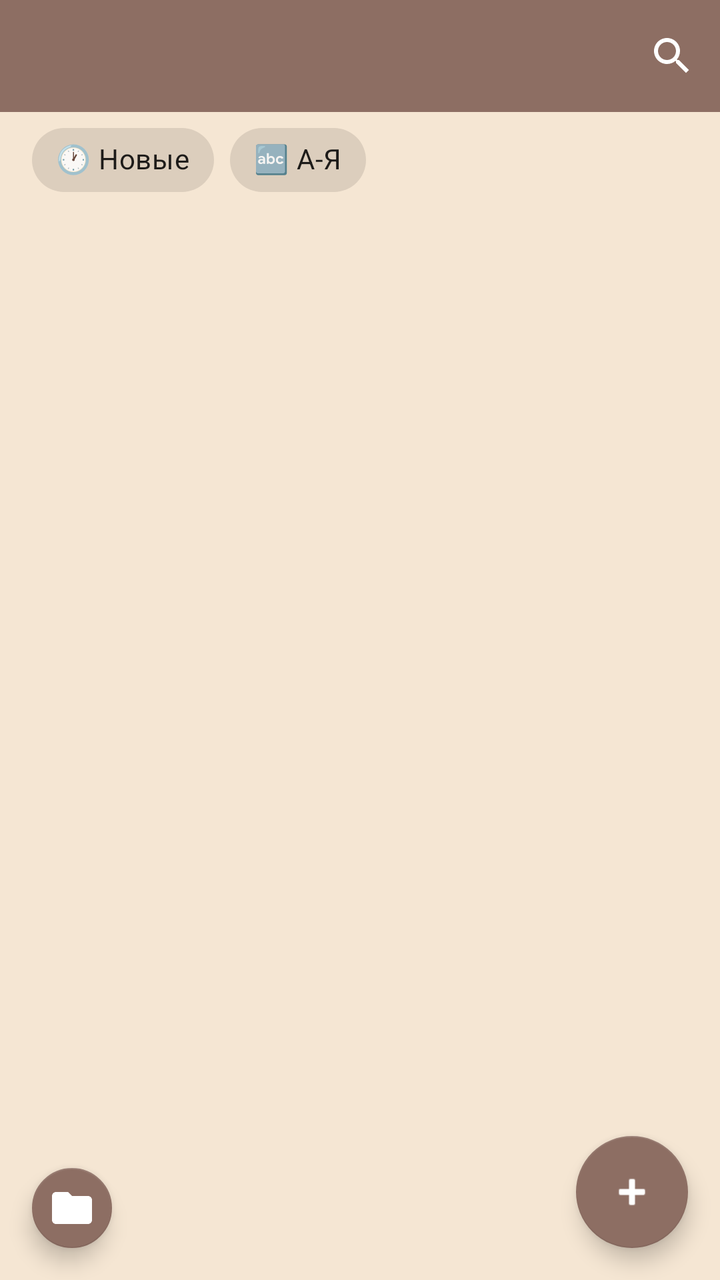
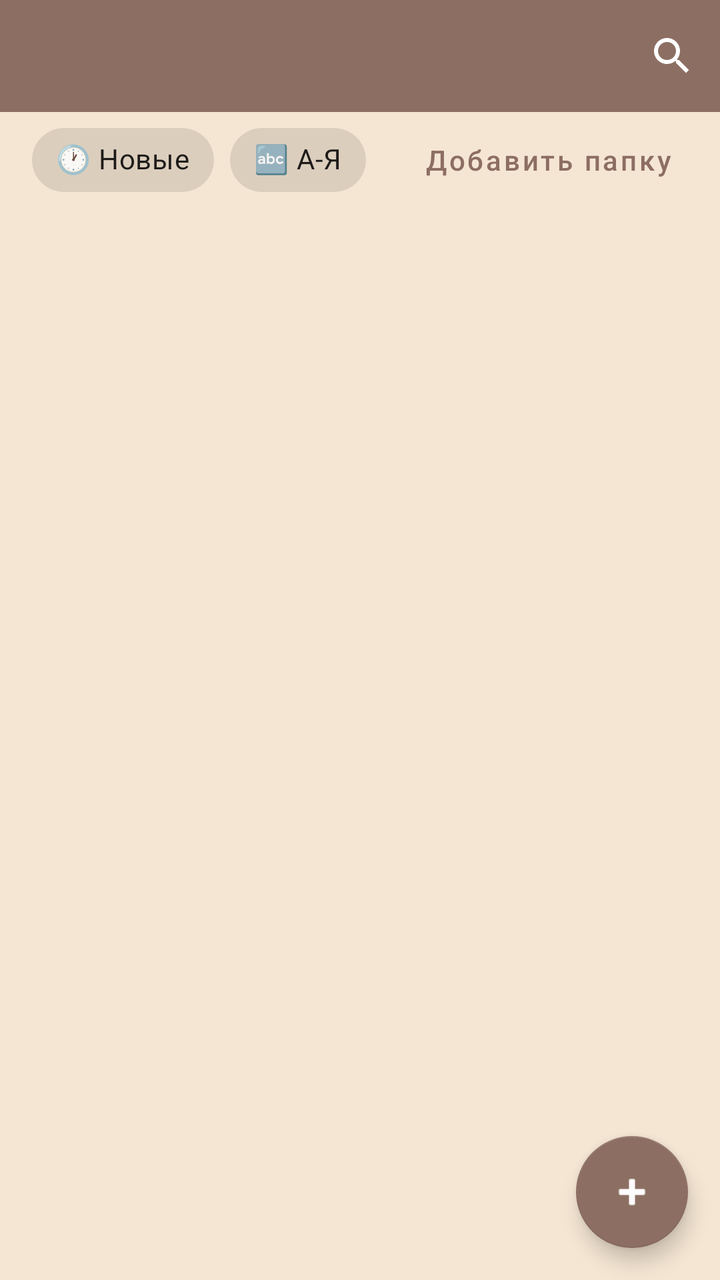

The first picture is an Android layout as it rendered before a commit; the second is the same layout after the commit. The layout source and the unified diff follow.
<!-- AndroidManifest.xml: application theme Theme.BAZA -->
<!-- res/layout/activity_recipe_list.xml -->
<?xml version="1.0" encoding="utf-8"?>
<androidx.coordinatorlayout.widget.CoordinatorLayout
    xmlns:android="http://schemas.android.com/apk/res/android"
    xmlns:app="http://schemas.android.com/apk/res-auto"
    android:layout_width="match_parent"
    android:layout_height="match_parent"
    android:background="?android:attr/colorBackground"
    android:fitsSystemWindows="true">

    <com.google.android.material.appbar.AppBarLayout
        android:id="@+id/appBarLayout"
        android:layout_width="match_parent"
        android:layout_height="wrap_content"
        android:background="?android:attr/colorBackground"
        app:elevation="0dp">

        <com.google.android.material.appbar.MaterialToolbar
            android:id="@+id/toolbar"
            android:layout_width="match_parent"
            android:layout_height="?attr/actionBarSize"
            android:background="?attr/colorPrimary"
            app:titleTextColor="?attr/colorOnPrimary"
            app:navigationIconTint="?attr/colorOnPrimary">

            <LinearLayout
                android:layout_width="wrap_content"
                android:layout_height="wrap_content"
                android:orientation="horizontal"
                android:layout_gravity="end"
                android:gravity="center_vertical">

                <ImageButton
                    android:id="@+id/btnSearch"
                    android:layout_width="48dp"
                    android:layout_height="48dp"
                    android:src="@drawable/ic_search"
                    android:background="?attr/selectableItemBackgroundBorderless"
                    android:contentDescription="Поиск"
                    app:tint="?attr/colorOnPrimary" />
            </LinearLayout>
        </com.google.android.material.appbar.MaterialToolbar>

        <LinearLayout
            android:id="@+id/searchLayout"
            android:layout_width="match_parent"
            android:layout_height="wrap_content"
            android:orientation="horizontal"
            android:gravity="center_vertical"
            android:paddingHorizontal="16dp"
            android:paddingBottom="8dp"
            android:visibility="gone">

            <com.google.android.material.textfield.TextInputLayout
                android:layout_width="0dp"
                android:layout_height="wrap_content"
                android:layout_weight="1"
                style="@style/Widget.MaterialComponents.TextInputLayout.OutlinedBox.Dense">

                <com.google.android.material.textfield.TextInputEditText
                    android:id="@+id/etSearch"
                    android:layout_width="match_parent"
                    android:layout_height="wrap_content"
                    android:hint="Поиск"
                    android:imeOptions="actionSearch"
                    android:inputType="text"
                    android:maxLines="1" />
            </com.google.android.material.textfield.TextInputLayout>
        </LinearLayout>

        <HorizontalScrollView
            android:id="@+id/sortChipsScroll"
            android:layout_width="match_parent"
            android:layout_height="wrap_content"
            android:scrollbars="none"
            android:paddingHorizontal="16dp"
            android:paddingBottom="8dp">

            <LinearLayout
                android:layout_width="wrap_content"
                android:layout_height="wrap_content"
                android:orientation="horizontal">

                <com.google.android.material.chip.Chip
                    android:id="@+id/chipSortNewest"
                    android:layout_width="wrap_content"
                    android:layout_height="wrap_content"
                    android:text="🕐 Новые"
                    android:checkable="true"
                    app:chipIcon="@null" />

                <com.google.android.material.chip.Chip
                    android:id="@+id/chipSortAlphabetical"
                    android:layout_width="wrap_content"
                    android:layout_height="wrap_content"
                    android:layout_marginStart="8dp"
                    android:text="🔤 А-Я"
                    android:checkable="true"
                    app:chipIcon="@null" />
            </LinearLayout>
        </HorizontalScrollView>
    </com.google.android.material.appbar.AppBarLayout>

    <androidx.recyclerview.widget.RecyclerView
        android:id="@+id/rvRecipes"
        android:layout_width="match_parent"
        android:layout_height="match_parent"
        android:clipToPadding="false"
        android:padding="8dp"
        app:layout_behavior="@string/appbar_scrolling_view_behavior" />

    <LinearLayout
        android:id="@+id/emptyState"
        android:layout_width="match_parent"
        android:layout_height="match_parent"
        android:orientation="vertical"
        android:gravity="center"
        android:padding="32dp"
        android:visibility="gone"
        app:layout_behavior="@string/appbar_scrolling_view_behavior">

        <TextView
            android:id="@+id/tvEmptyIcon"
            android:layout_width="wrap_content"
            android:layout_height="wrap_content"
            android:textSize="64sp"
            android:text="📝" />

        <TextView
            android:id="@+id/tvEmptyTitle"
            android:layout_width="wrap_content"
            android:layout_height="wrap_content"
            android:layout_marginTop="16dp"
            android:textSize="20sp"
            android:textStyle="bold"
            android:textColor="?android:attr/textColorPrimary"
            android:gravity="center"
            android:text="Здесь пока пусто" />

        <TextView
            android:id="@+id/tvEmptySubtitle"
            android:layout_width="wrap_content"
            android:layout_height="wrap_content"
            android:layout_marginTop="8dp"
            android:textSize="14sp"
            android:textColor="?android:attr/textColorSecondary"
            android:gravity="center"
            android:lineSpacingExtra="2dp"
            android:text="Нажми «+», чтобы добавить первый рецепт." />
    </LinearLayout>

    
    <com.google.android.material.floatingactionbutton.FloatingActionButton
        android:id="@+id/fabAddRecipe"
        android:layout_width="wrap_content"
        android:layout_height="wrap_content"
        android:layout_gravity="bottom|end"
        android:layout_margin="16dp"
        android:contentDescription="Добавить рецепт"
        android:src="@android:drawable/ic_input_add"
        app:tint="?attr/colorOnPrimary"
        app:backgroundTint="?attr/colorPrimary" />

    
    <com.google.android.material.floatingactionbutton.FloatingActionButton
        android:id="@+id/fabCreateFolder"
        android:layout_width="wrap_content"
        android:layout_height="wrap_content"
        android:layout_gravity="bottom|start"
        android:layout_margin="16dp"
        android:contentDescription="Создать папку"
        android:src="@drawable/ic_folder_default"
        app:tint="?attr/colorOnPrimary"
        app:backgroundTint="?attr/colorPrimary"
        app:fabSize="mini" />

</androidx.coordinatorlayout.widget.CoordinatorLayout>
<!-- resources referenced by this layout -->
<resources>
  <!-- drawable ic_folder_default (drawable) -->
  <?xml version="1.0" encoding="utf-8"?>
  <vector xmlns:android="http://schemas.android.com/apk/res/android"
      android:width="48dp"
      android:height="48dp"
      android:viewportWidth="24"
      android:viewportHeight="24">
      <path
          android:fillColor="#FFA726"
          android:pathData="M10,4H4c-1.1,0 -1.99,0.9 -1.99,2L2,18c0,1.1 0.9,2 2,2h16c1.1,0 2,-0.9 2,-2V8c0,-1.1 -0.9,-2 -2,-2h-8l-2,-2z" />
  </vector>
  <!-- drawable ic_search (drawable) -->
  <vector xmlns:android="http://schemas.android.com/apk/res/android"
      android:width="24dp"
      android:height="24dp"
      android:viewportWidth="24"
      android:viewportHeight="24"
      android:tint="?attr/colorControlNormal">
    <path
        android:fillColor="@android:color/white"
        android:pathData="M15.5,14h-0.79l-0.28,-0.27C15.41,12.59 16,11.11 16,9.5 16,5.91 13.09,3 9.5,3S3,5.91 3,9.5 5.91,16 9.5,16c1.61,0 3.09,-0.59 4.23,-1.57l0.27,0.28v0.79l5,4.99L20.49,19l-4.99,-5zM9.5,14C7.01,14 5,11.99 5,9.5S7.01,5 9.5,5 14,7.01 14,9.5 11.99,14 9.5,14z"/>
  </vector>
  <style name="Theme.BAZA" parent="Theme.MaterialComponents.DayNight.NoActionBar">
          <item name="colorPrimary">@color/colorPrimary</item>
          <item name="colorPrimaryDark">@color/colorPrimaryDark</item>
          <item name="colorAccent">@color/colorAccent</item>
  
          
          <item name="android:windowBackground">@color/windowBackground</item>
          <item name="android:colorBackground">@color/windowBackground</item>
          <item name="colorSurface">@color/windowBackground</item>
      </style>
  <color name="colorPrimary">#8D6E63</color>
  <color name="colorPrimaryDark">#6D4C41</color>
  <color name="colorAccent">#C97B63</color>
  <color name="windowBackground">#F5E6D3</color>
</resources>

<!-- the commit's change to res/layout/activity_recipe_list.xml (unified diff, before → after) -->
@@ -67,37 +67,59 @@
             </com.google.android.material.textfield.TextInputLayout>
         </LinearLayout>
 
-        <HorizontalScrollView
-            android:id="@+id/sortChipsScroll"
+        
+        <LinearLayout
+            android:id="@+id/filterRow"
             android:layout_width="match_parent"
             android:layout_height="wrap_content"
-            android:scrollbars="none"
+            android:orientation="horizontal"
+            android:gravity="center_vertical"
             android:paddingHorizontal="16dp"
             android:paddingBottom="8dp">
 
-            <LinearLayout
+            <HorizontalScrollView
+                android:id="@+id/sortChipsScroll"
+                android:layout_width="0dp"
+                android:layout_height="wrap_content"
+                android:layout_weight="1"
+                android:scrollbars="none">
+
+                <LinearLayout
+                    android:layout_width="wrap_content"
+                    android:layout_height="wrap_content"
+                    android:orientation="horizontal">
+
+                    <com.google.android.material.chip.Chip
+                        android:id="@+id/chipSortNewest"
+                        android:layout_width="wrap_content"
+                        android:layout_height="wrap_content"
+                        android:text="🕐 Новые"
+                        android:checkable="true"
+                        app:chipIcon="@null" />
+
+                    <com.google.android.material.chip.Chip
+                        android:id="@+id/chipSortAlphabetical"
+                        android:layout_width="wrap_content"
+                        android:layout_height="wrap_content"
+                        android:layout_marginStart="8dp"
+                        android:text="🔤 А-Я"
+                        android:checkable="true"
+                        app:chipIcon="@null" />
+                </LinearLayout>
+            </HorizontalScrollView>
+
+            <com.google.android.material.button.MaterialButton
+                android:id="@+id/btnAddFolder"
+                style="@style/Widget.MaterialComponents.Button.TextButton"
                 android:layout_width="wrap_content"
                 android:layout_height="wrap_content"
-                android:orientation="horizontal">
-
-                <com.google.android.material.chip.Chip
-                    android:id="@+id/chipSortNewest"
-                    android:layout_width="wrap_content"
-                    android:layout_height="wrap_content"
-                    android:text="🕐 Новые"
-                    android:checkable="true"
-                    app:chipIcon="@null" />
-
-                <com.google.android.material.chip.Chip
-                    android:id="@+id/chipSortAlphabetical"
-                    android:layout_width="wrap_content"
-                    android:layout_height="wrap_content"
-                    android:layout_marginStart="8dp"
-                    android:text="🔤 А-Я"
-                    android:checkable="true"
-                    app:chipIcon="@null" />
-            </LinearLayout>
-        </HorizontalScrollView>
+                android:text="Добавить папку"
+                android:textAllCaps="false"
+                android:minHeight="0dp"
+                android:minWidth="0dp"
+                app:icon="@null"
+                app:iconPadding="0dp" />
+        </LinearLayout>
     </com.google.android.material.appbar.AppBarLayout>
 
     <androidx.recyclerview.widget.RecyclerView
@@ -160,17 +182,4 @@
         app:tint="?attr/colorOnPrimary"
         app:backgroundTint="?attr/colorPrimary" />
 
-    
-    <com.google.android.material.floatingactionbutton.FloatingActionButton
-        android:id="@+id/fabCreateFolder"
-        android:layout_width="wrap_content"
-        android:layout_height="wrap_content"
-        android:layout_gravity="bottom|start"
-        android:layout_margin="16dp"
-        android:contentDescription="Создать папку"
-        android:src="@drawable/ic_folder_default"
-        app:tint="?attr/colorOnPrimary"
-        app:backgroundTint="?attr/colorPrimary"
-        app:fabSize="mini" />
-
 </androidx.coordinatorlayout.widget.CoordinatorLayout>
<!-- resource entries referenced after the edit -->
@@ -1,16 +1,5 @@
 <!-- resources referenced by this layout -->
 <resources>
-  <!-- drawable ic_folder_default (drawable) -->
-  <?xml version="1.0" encoding="utf-8"?>
-  <vector xmlns:android="http://schemas.android.com/apk/res/android"
-      android:width="48dp"
-      android:height="48dp"
-      android:viewportWidth="24"
-      android:viewportHeight="24">
-      <path
-          android:fillColor="#FFA726"
-          android:pathData="M10,4H4c-1.1,0 -1.99,0.9 -1.99,2L2,18c0,1.1 0.9,2 2,2h16c1.1,0 2,-0.9 2,-2V8c0,-1.1 -0.9,-2 -2,-2h-8l-2,-2z" />
-  </vector>
   <!-- drawable ic_search (drawable) -->
   <vector xmlns:android="http://schemas.android.com/apk/res/android"
       android:width="24dp"
